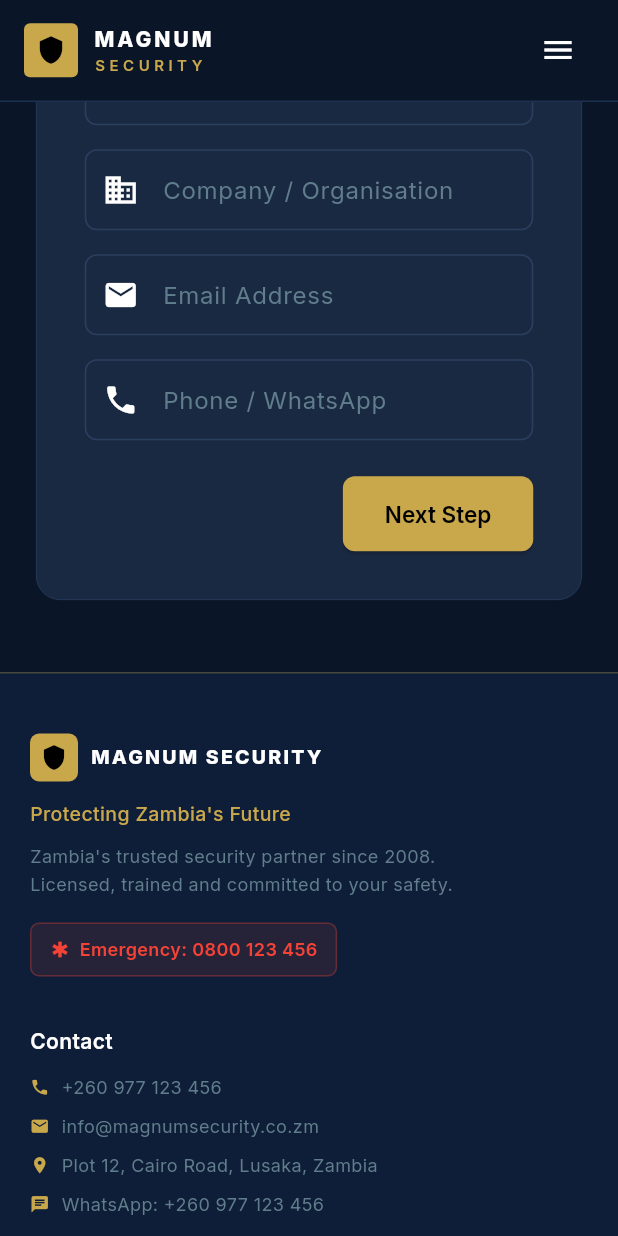
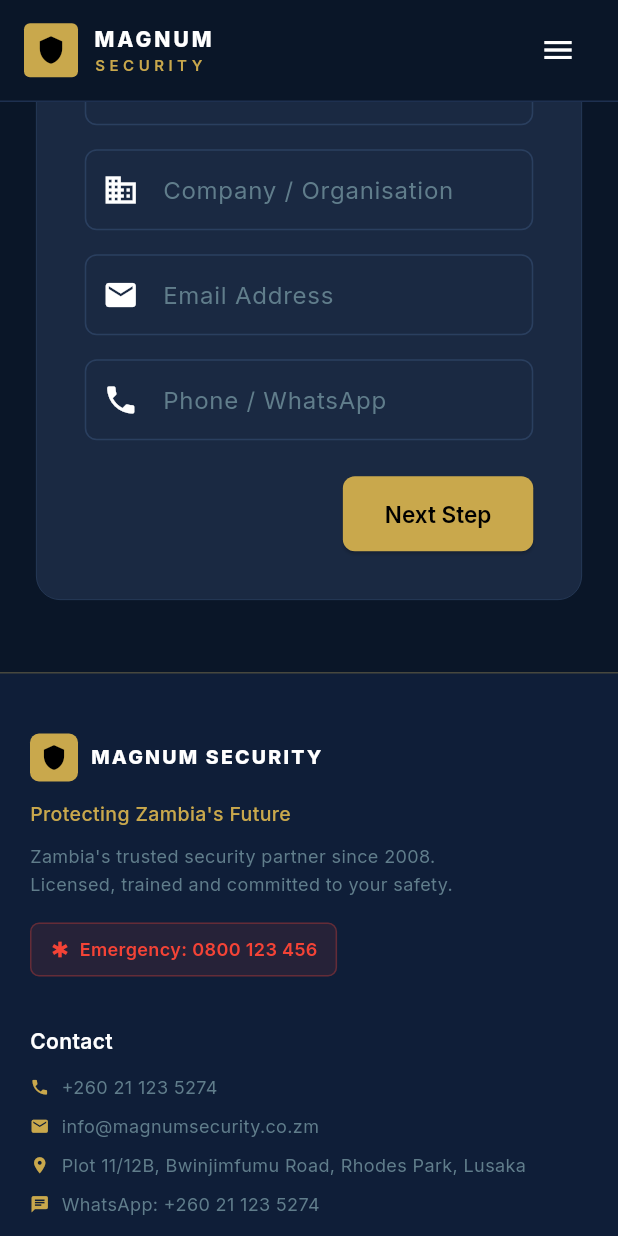
Before and after one commit to Ndwanny/magnum, a Flutter app: the QuoteScreen screen opened by its route, scrolled down 576 dp, on a phone screen of 412 x 824 dp. Run offline on Flutter 3.47's test engine with Material 3 defaults, Android fonts, the light colour scheme and no system bars; our stand-ins replace fl_chart, flutter_dotenv, google_fonts, shared_preferences, supabase_flutter; accounts and stored records are empty.

Commit message:
fix: update address and phone number

```diff
--- a/lib/utils/constants.dart
+++ b/lib/utils/constants.dart
@@ -33,10 +33,10 @@
   static const String appName        = 'Magnum Security';
   static const String tagline        = 'Protecting Zambia\'s Future';
   static const String subTagline     = 'Professional armed & unarmed security services across Lusaka and Zambia.';
-  static const String phone          = '+260 977 123 456';
-  static const String whatsapp       = '+260 977 123 456';
+  static const String phone          = '+260 21 123 5274';
+  static const String whatsapp       = '+260 21 123 5274';
   static const String email          = 'info@magnumsecurity.co.zm';
-  static const String address        = 'Plot 12, Cairo Road, Lusaka, Zambia';
+  static const String address        = 'Plot 11/12B, Bwinjimfumu Road, Rhodes Park, Lusaka';
   static const String licenseZAPS    = 'ZAPS Lic. ZS-2024-0042';
   static const String licensePSAZ    = 'PSAZ Member No. 0178';
 
```
